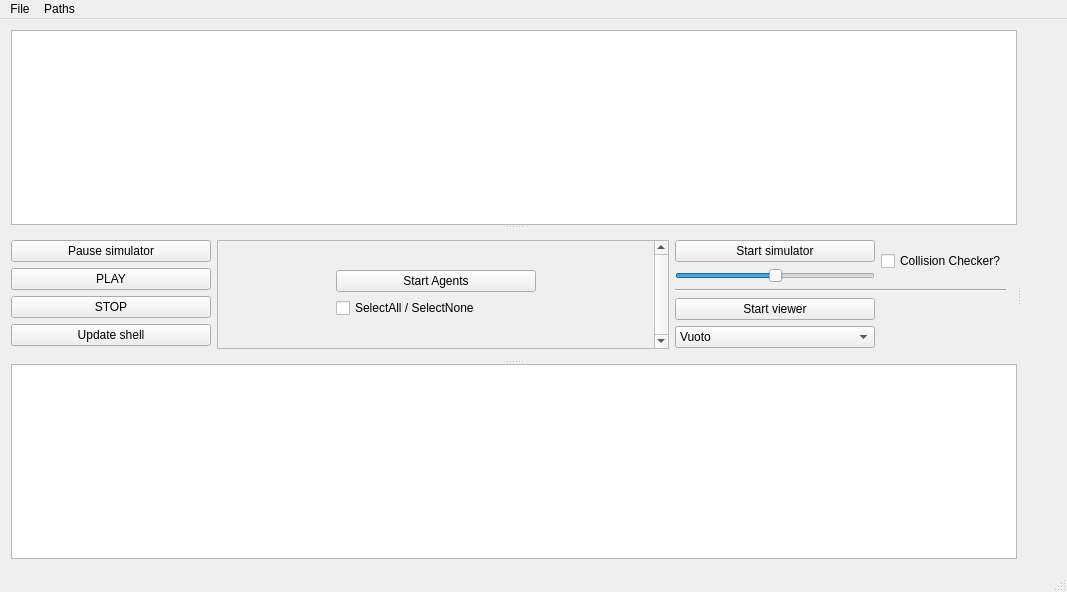
Qt form launcher/mainwindow.ui (MirkoFerrati/Ascari) before a commit.
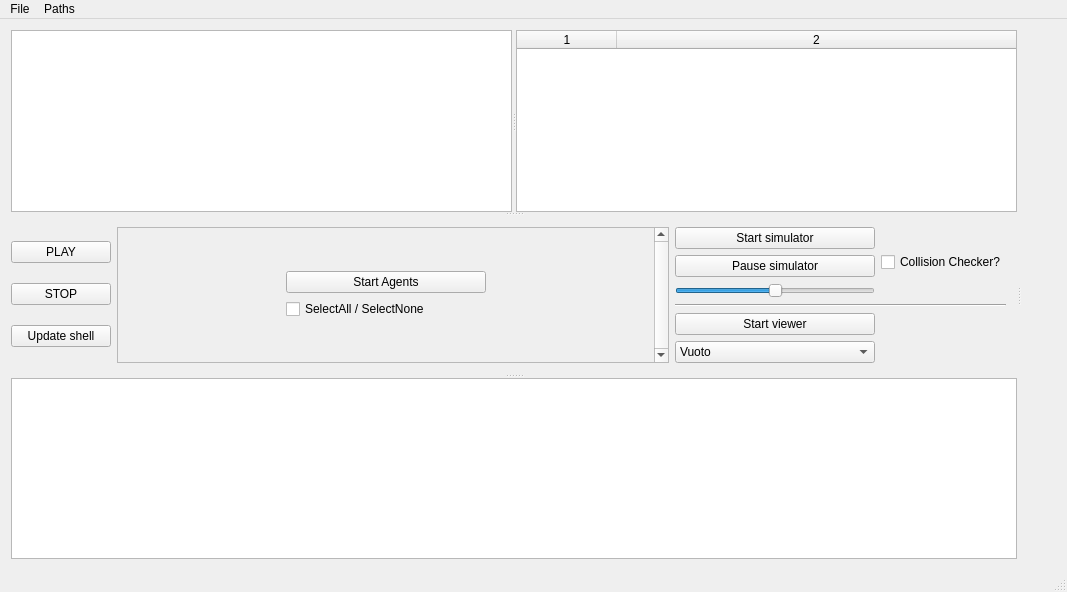
The same form after that commit.

What changed in the file:
```diff
--- a/launcher/mainwindow.ui
+++ b/launcher/mainwindow.ui
@@ -28,7 +28,19 @@
    </property>
    <layout class="QGridLayout" name="gridLayout">
     <item row="0" column="0">
-     <widget class="QSplitter" name="HorizSplitter">
+     <widget class="QSplitter" name="ViewerSplitter">
+      <property name="sizePolicy">
+       <sizepolicy hsizetype="Expanding" vsizetype="Expanding">
+        <horstretch>0</horstretch>
+        <verstretch>0</verstretch>
+       </sizepolicy>
+      </property>
+      <property name="maximumSize">
+       <size>
+        <width>16777215</width>
+        <height>16777215</height>
+       </size>
+      </property>
       <property name="orientation">
        <enum>Qt::Horizontal</enum>
       </property>
@@ -36,6 +48,10 @@
        <property name="orientation">
         <enum>Qt::Vertical</enum>
        </property>
+       <widget class="QSplitter" name="splitter">
+        <property name="orientation">
+         <enum>Qt::Horizontal</enum>
+        </property>
        <widget class="QTextEdit" name="ShowFile">
         <property name="sizePolicy">
          <sizepolicy hsizetype="Expanding" vsizetype="Expanding">
@@ -73,8 +89,22 @@
          <bool>true</bool>
         </property>
        </widget>
+        <widget class="QTableWidget" name="tableWidget">
+         <property name="textElideMode">
+          <enum>Qt::ElideLeft</enum>
+         </property>
+         <property name="columnCount">
+          <number>2</number>
+         </property>
+         <attribute name="horizontalHeaderStretchLastSection">
+          <bool>true</bool>
+         </attribute>
+         <column/>
+         <column/>
+        </widget>
+       </widget>
        <widget class="QWidget" name="horizontalLayoutWidget">
-        <layout class="QHBoxLayout" name="horizontalLayout_2" stretch="1,1,0">
+        <layout class="QHBoxLayout" name="horizontalLayout_2" stretch="0,1,0">
          <property name="sizeConstraint">
           <enum>QLayout::SetNoConstraint</enum>
          </property>
@@ -82,32 +112,13 @@
           <number>0</number>
          </property>
          <item>
-          <layout class="QVBoxLayout" name="verticalLayout_2" stretch="1,1,0,0">
+          <layout class="QVBoxLayout" name="verticalLayout_2" stretch="1,0,0">
            <property name="sizeConstraint">
             <enum>QLayout::SetMaximumSize</enum>
            </property>
            <property name="topMargin">
             <number>0</number>
            </property>
-           <item>
-            <widget class="QPushButton" name="PauseSimulator">
-             <property name="sizePolicy">
-              <sizepolicy hsizetype="MinimumExpanding" vsizetype="Fixed">
-               <horstretch>0</horstretch>
-               <verstretch>0</verstretch>
-              </sizepolicy>
-             </property>
-             <property name="maximumSize">
-              <size>
-               <width>200</width>
-               <height>16777215</height>
-              </size>
-             </property>
-             <property name="text">
-              <string>Pause simulator</string>
-             </property>
-            </widget>
-           </item>
            <item>
             <widget class="QPushButton" name="playall">
              <property name="sizePolicy">
@@ -210,8 +221,8 @@
              <rect>
               <x>0</x>
               <y>0</y>
-              <width>209</width>
-              <height>141</height>
+              <width>520</width>
+              <height>178</height>
              </rect>
             </property>
             <property name="sizePolicy">
@@ -301,6 +312,25 @@
                  </property>
                 </widget>
                </item>
+               <item>
+                <widget class="QPushButton" name="PauseSimulator">
+                 <property name="sizePolicy">
+                  <sizepolicy hsizetype="MinimumExpanding" vsizetype="Fixed">
+                   <horstretch>0</horstretch>
+                   <verstretch>0</verstretch>
+                  </sizepolicy>
+                 </property>
+                 <property name="maximumSize">
+                  <size>
+                   <width>200</width>
+                   <height>16777215</height>
+                  </size>
+                 </property>
+                 <property name="text">
+                  <string>Pause simulator</string>
+                 </property>
+                </widget>
+               </item>
                <item>
                 <widget class="QSlider" name="speed">
                  <property name="value">
```
Left out of the diff: 2 changed lines with no effect on the pictures. Lines whose indentation alone changed are shown as unchanged.
